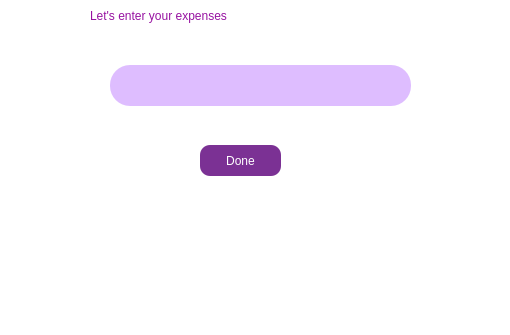
The window that expenses.ui (Nirjaraa/spendwise) describes before a commit, drawn with Qt 5; both pictures show x 450 to 960 and y 205 to 540 of the 960 by 540 pixel window.
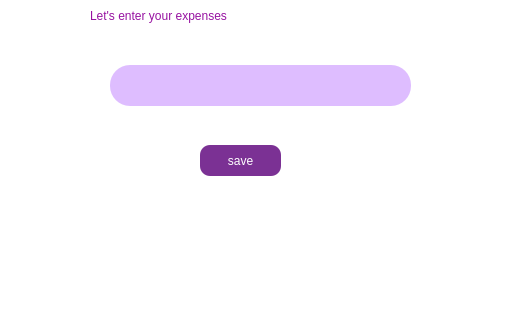
The same window after the commit. Icons and pictures are not drawn.

Diff of the .ui file:
```diff
--- a/expenses.ui
+++ b/expenses.ui
@@ -87,7 +87,7 @@
 </string>
     </property>
     <property name="text">
-     <string>Done</string>
+     <string>save</string>
     </property>
    </widget>
    <widget class="QLineEdit" name="enterexpenses">
```
Left out of the diff: 1 changed line with no effect on the pictures.
